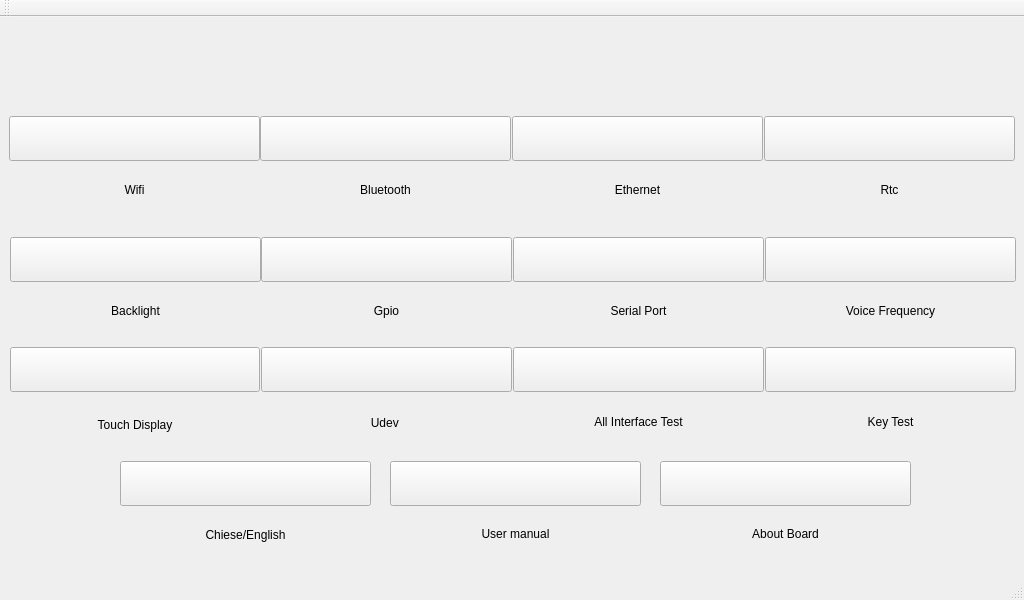
This is qt/t507/mainwindow.ui in jizizihe/baijie_demo as Qt 5 draws it before an edit. The edited form follows.
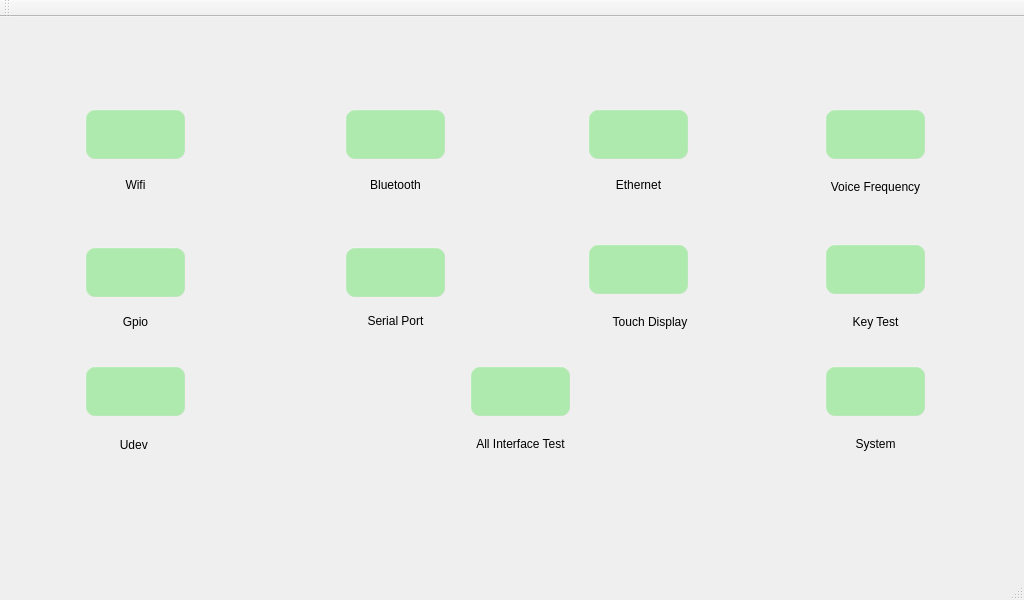
This is the edited form. Icons and pictures are not drawn.

What changed in the file:
```diff
--- a/qt/t507/mainwindow.ui
+++ b/qt/t507/mainwindow.ui
@@ -13,43 +13,56 @@
   <property name="windowTitle">
    <string>MainWindow</string>
   </property>
+  <property name="styleSheet">
+   <string notr="true">/****************按钮部件*******************/
+QPushButton{
+     background-color: rgba(100, 225, 100, 120);/*背景色*/
+     border-style: outset; /*边框样式*/
+     border-width:  2px;  /*边框宽度为4像素*/
+     border-radius: 10px; /*边框圆角半径*/
+     border-color: rgba(255, 225, 255, 30);/*边框颜色*/
+     font: bold 14px;/*字体*/
+     color:rgba(0, 0, 0, 100);/*字体颜色*/
+     padding: 6px; /*填衬*/
+	outline: none; /*去掉按钮的虚线框*/
+}
+
+QPushButton:hover{ /*鼠标悬停在按钮上时*/
+        background-color:rgba(100,255,100, 100);
+        border-color: rgba(255, 225, 255, 200);
+        color:rgba(0, 0, 0, 200);
+}
+
+QPushButton:pressed { /*按钮被按下时*/
+     background-color:rgba(100,255,100, 200);
+     border-color: rgba(255, 225, 255, 30);
+     border-style: inset;
+     color:rgba(0, 0, 0, 100);
+}
+
+/****************滑块部件*******************/
+
+
+QSlider::handle:horizontal { /*水平滑块的手柄*/
+        image: url(:/image/sliderHandle.png);
+ }
+
+QSlider::sub-page:horizontal { /*水平滑块手柄以前的部分*/
+        border-image: url(:/image/slider.png);/*边框图片*/
+ }</string>
+  </property>
   <widget class="QWidget" name="centralWidget">
-   <widget class="QLabel" name="label_34">
-    <property name="geometry">
-     <rect>
-      <x>10</x>
-      <y>390</y>
-      <width>250</width>
-      <height>35</height>
-     </rect>
-    </property>
-    <property name="minimumSize">
-     <size>
-      <width>125</width>
-      <height>20</height>
-     </size>
-    </property>
-    <property name="text">
-     <string>Touch Display</string>
-    </property>
-    <property name="alignment">
-     <set>Qt::AlignCenter</set>
-    </property>
-   </widget>
    <widget class="QPushButton" name="touchca">
     <property name="geometry">
      <rect>
-      <x>10</x>
-      <y>330</y>
-      <width>250</width>
-      <height>45</height>
+      <x>588</x>
+      <y>227</y>
+      <width>101</width>
+      <height>51</height>
      </rect>
     </property>
-    <property name="minimumSize">
-     <size>
-      <width>125</width>
-      <height>20</height>
-     </size>
+    <property name="styleSheet">
+     <string notr="true"/>
     </property>
     <property name="text">
      <string/>
@@ -65,13 +78,201 @@
      </size>
     </property>
    </widget>
+   <widget class="QLabel" name="label_34">
+    <property name="geometry">
+     <rect>
+      <x>525</x>
+      <y>287</y>
+      <width>250</width>
+      <height>35</height>
+     </rect>
+    </property>
+    <property name="minimumSize">
+     <size>
+      <width>125</width>
+      <height>20</height>
+     </size>
+    </property>
+    <property name="text">
+     <string>Touch Display</string>
+    </property>
+    <property name="alignment">
+     <set>Qt::AlignCenter</set>
+    </property>
+   </widget>
+   <widget class="QPushButton" name="keytest">
+    <property name="geometry">
+     <rect>
+      <x>825</x>
+      <y>227</y>
+      <width>101</width>
+      <height>51</height>
+     </rect>
+    </property>
+    <property name="styleSheet">
+     <string notr="true"/>
+    </property>
+    <property name="text">
+     <string/>
+    </property>
+    <property name="icon">
+     <iconset resource="translation.qrc">
+      <normaloff>:/t507_button_image/key.png</normaloff>:/t507_button_image/key.png</iconset>
+    </property>
+    <property name="iconSize">
+     <size>
+      <width>32</width>
+      <height>32</height>
+     </size>
+    </property>
+   </widget>
+   <widget class="QLabel" name="label_32">
+    <property name="geometry">
+     <rect>
+      <x>270</x>
+      <y>286</y>
+      <width>251</width>
+      <height>35</height>
+     </rect>
+    </property>
+    <property name="minimumSize">
+     <size>
+      <width>0</width>
+      <height>0</height>
+     </size>
+    </property>
+    <property name="text">
+     <string>Serial Port</string>
+    </property>
+    <property name="alignment">
+     <set>Qt::AlignCenter</set>
+    </property>
+   </widget>
+   <widget class="QLabel" name="label_40">
+    <property name="geometry">
+     <rect>
+      <x>750</x>
+      <y>287</y>
+      <width>251</width>
+      <height>35</height>
+     </rect>
+    </property>
+    <property name="minimumSize">
+     <size>
+      <width>0</width>
+      <height>0</height>
+     </size>
+    </property>
+    <property name="text">
+     <string>Key Test</string>
+    </property>
+    <property name="alignment">
+     <set>Qt::AlignCenter</set>
+    </property>
+   </widget>
+   <widget class="QPushButton" name="bluetooth">
+    <property name="geometry">
+     <rect>
+      <x>345</x>
+      <y>92</y>
+      <width>101</width>
+      <height>51</height>
+     </rect>
+    </property>
+    <property name="styleSheet">
+     <string notr="true"/>
+    </property>
+    <property name="text">
+     <string/>
+    </property>
+    <property name="icon">
+     <iconset resource="translation.qrc">
+      <normaloff>:/t507_button_image/bluetooth.png</normaloff>:/t507_button_image/bluetooth.png</iconset>
+    </property>
+    <property name="iconSize">
+     <size>
+      <width>32</width>
+      <height>32</height>
+     </size>
+    </property>
+   </widget>
+   <widget class="QPushButton" name="udev">
+    <property name="geometry">
+     <rect>
+      <x>85</x>
+      <y>349</y>
+      <width>101</width>
+      <height>51</height>
+     </rect>
+    </property>
+    <property name="styleSheet">
+     <string notr="true"/>
+    </property>
+    <property name="text">
+     <string/>
+    </property>
+    <property name="icon">
+     <iconset resource="translation.qrc">
+      <normaloff>:/t507_button_image/USB.png</normaloff>:/t507_button_image/USB.png</iconset>
+    </property>
+    <property name="iconSize">
+     <size>
+      <width>40</width>
+      <height>40</height>
+     </size>
+    </property>
+   </widget>
+   <widget class="QLabel" name="label_41">
+    <property name="geometry">
+     <rect>
+      <x>750</x>
+      <y>409</y>
+      <width>251</width>
+      <height>35</height>
+     </rect>
+    </property>
+    <property name="minimumSize">
+     <size>
+      <width>0</width>
+      <height>0</height>
+     </size>
+    </property>
+    <property name="text">
+     <string>System</string>
+    </property>
+    <property name="alignment">
+     <set>Qt::AlignCenter</set>
+    </property>
+   </widget>
+   <widget class="QLabel" name="label_31">
+    <property name="geometry">
+     <rect>
+      <x>10</x>
+      <y>287</y>
+      <width>251</width>
+      <height>35</height>
+     </rect>
+    </property>
+    <property name="minimumSize">
+     <size>
+      <width>0</width>
+      <height>0</height>
+     </size>
+    </property>
+    <property name="text">
+     <string>Gpio</string>
+    </property>
+    <property name="alignment">
+     <set>Qt::AlignCenter</set>
+    </property>
+   </widget>
    <widget class="QLabel" name="label">
     <property name="geometry">
      <rect>
-      <x>290</x>
-      <y>10</y>
-      <width>441</width>
-      <height>71</height>
+      <x>380</x>
+      <y>12</y>
+      <width>271</width>
+      <height>61</height>
      </rect>
     </property>
     <property name="font">
@@ -85,275 +286,8 @@
     <property name="text">
      <string/>
     </property>
-    <property name="alignment">
-     <set>Qt::AlignCenter</set>
-    </property>
-   </widget>
-   <widget class="QPushButton" name="pushButton">
-    <property name="geometry">
-     <rect>
-      <x>120</x>
-      <y>444</y>
-      <width>251</width>
-      <height>45</height>
-     </rect>
-    </property>
-    <property name="text">
-     <string/>
-    </property>
-    <property name="icon">
-     <iconset resource="translation.qrc">
-      <normaloff>:/t507_button_image/cn.png</normaloff>:/t507_button_image/cn.png</iconset>
-    </property>
-    <property name="iconSize">
-     <size>
-      <width>32</width>
-      <height>32</height>
-     </size>
-    </property>
-   </widget>
-   <widget class="QLabel" name="label_2">
-    <property name="geometry">
-     <rect>
-      <x>120</x>
-      <y>500</y>
-      <width>251</width>
-      <height>35</height>
-     </rect>
-    </property>
-    <property name="text">
-     <string>Chiese/English</string>
-    </property>
-    <property name="alignment">
-     <set>Qt::AlignCenter</set>
-    </property>
-   </widget>
-   <widget class="QPushButton" name="wifi">
-    <property name="geometry">
-     <rect>
-      <x>9</x>
-      <y>99</y>
-      <width>251</width>
-      <height>45</height>
-     </rect>
-    </property>
-    <property name="text">
-     <string/>
-    </property>
-    <property name="icon">
-     <iconset resource="translation.qrc">
-      <normaloff>:/t507_button_image/wifi.png</normaloff>:/t507_button_image/wifi.png</iconset>
-    </property>
-    <property name="iconSize">
-     <size>
-      <width>32</width>
-      <height>32</height>
-     </size>
-    </property>
-   </widget>
-   <widget class="QLabel" name="label_35">
-    <property name="geometry">
-     <rect>
-      <x>9</x>
-      <y>155</y>
-      <width>251</width>
-      <height>35</height>
-     </rect>
-    </property>
-    <property name="minimumSize">
-     <size>
-      <width>0</width>
-      <height>0</height>
-     </size>
-    </property>
-    <property name="text">
-     <string>Wifi</string>
-    </property>
-    <property name="alignment">
-     <set>Qt::AlignCenter</set>
-    </property>
-   </widget>
-   <widget class="QPushButton" name="bluetooth">
-    <property name="geometry">
-     <rect>
-      <x>260</x>
-      <y>99</y>
-      <width>251</width>
-      <height>45</height>
-     </rect>
-    </property>
-    <property name="text">
-     <string/>
-    </property>
-    <property name="icon">
-     <iconset resource="translation.qrc">
-      <normaloff>:/t507_button_image/bluetooth.png</normaloff>:/t507_button_image/bluetooth.png</iconset>
-    </property>
-    <property name="iconSize">
-     <size>
-      <width>32</width>
-      <height>32</height>
-     </size>
-    </property>
-   </widget>
-   <widget class="QLabel" name="label_36">
-    <property name="geometry">
-     <rect>
-      <x>260</x>
-      <y>155</y>
-      <width>251</width>
-      <height>35</height>
-     </rect>
-    </property>
-    <property name="minimumSize">
-     <size>
-      <width>0</width>
-      <height>0</height>
-     </size>
-    </property>
-    <property name="text">
-     <string>Bluetooth</string>
-    </property>
-    <property name="alignment">
-     <set>Qt::AlignCenter</set>
-    </property>
-   </widget>
-   <widget class="QPushButton" name="ethernet">
-    <property name="geometry">
-     <rect>
-      <x>512</x>
-      <y>99</y>
-      <width>251</width>
-      <height>45</height>
-     </rect>
-    </property>
-    <property name="minimumSize">
-     <size>
-      <width>125</width>
-      <height>20</height>
-     </size>
-    </property>
-    <property name="text">
-     <string/>
-    </property>
-    <property name="icon">
-     <iconset resource="translation.qrc">
-      <normaloff>:/t507_button_image/ethernet.png</normaloff>:/t507_button_image/ethernet.png</iconset>
-    </property>
-    <property name="iconSize">
-     <size>
-      <width>32</width>
-      <height>32</height>
-     </size>
-    </property>
-   </widget>
-   <widget class="QLabel" name="label_37">
-    <property name="geometry">
-     <rect>
-      <x>512</x>
-      <y>155</y>
-      <width>251</width>
-      <height>35</height>
-     </rect>
-    </property>
-    <property name="minimumSize">
-     <size>
-      <width>0</width>
-      <height>0</height>
-     </size>
-    </property>
-    <property name="text">
-     <string>Ethernet</string>
-    </property>
-    <property name="alignment">
-     <set>Qt::AlignCenter</set>
-    </property>
-   </widget>
-   <widget class="QLabel" name="label_29">
-    <property name="geometry">
-     <rect>
-      <x>764</x>
-      <y>155</y>
-      <width>251</width>
-      <height>35</height>
-     </rect>
-    </property>
-    <property name="minimumSize">
-     <size>
-      <width>0</width>
-      <height>0</height>
-     </size>
-    </property>
-    <property name="text">
-     <string>Rtc</string>
-    </property>
-    <property name="alignment">
-     <set>Qt::AlignCenter</set>
-    </property>
-   </widget>
-   <widget class="QPushButton" name="rtc">
-    <property name="geometry">
-     <rect>
-      <x>764</x>
-      <y>99</y>
-      <width>251</width>
-      <height>45</height>
-     </rect>
-    </property>
-    <property name="text">
-     <string/>
-    </property>
-    <property name="icon">
-     <iconset resource="translation.qrc">
-      <normaloff>:/t507_button_image/rtc .png</normaloff>:/t507_button_image/rtc .png</iconset>
-    </property>
-    <property name="iconSize">
-     <size>
-      <width>32</width>
-      <height>32</height>
-     </size>
-    </property>
-   </widget>
-   <widget class="QPushButton" name="backlight">
-    <property name="geometry">
-     <rect>
-      <x>10</x>
-      <y>220</y>
-      <width>251</width>
-      <height>45</height>
-     </rect>
-    </property>
-    <property name="text">
-     <string/>
-    </property>
-    <property name="icon">
-     <iconset resource="translation.qrc">
-      <normaloff>:/t507_button_image/backlight.png</normaloff>:/t507_button_image/backlight.png</iconset>
-    </property>
-    <property name="iconSize">
-     <size>
-      <width>32</width>
-      <height>32</height>
-     </size>
-    </property>
-   </widget>
-   <widget class="QLabel" name="label_30">
-    <property name="geometry">
-     <rect>
-      <x>10</x>
-      <y>276</y>
-      <width>251</width>
-      <height>35</height>
-     </rect>
-    </property>
-    <property name="minimumSize">
-     <size>
-      <width>0</width>
-      <height>0</height>
-     </size>
-    </property>
-    <property name="text">
-     <string>Backlight</string>
+    <property name="scaledContents">
+     <bool>true</bool>
     </property>
     <property name="alignment">
      <set>Qt::AlignCenter</set>
@@ -362,12 +296,15 @@
    <widget class="QPushButton" name="gpio">
     <property name="geometry">
      <rect>
-      <x>261</x>
-      <y>220</y>
-      <width>251</width>
-      <height>45</height>
+      <x>85</x>
+      <y>230</y>
+      <width>101</width>
+      <height>51</height>
      </rect>
     </property>
+    <property name="styleSheet">
+     <string notr="true"/>
+    </property>
     <property name="text">
      <string/>
     </property>
@@ -382,11 +319,11 @@
      </size>
     </property>
    </widget>
-   <widget class="QLabel" name="label_31">
+   <widget class="QLabel" name="label_39">
     <property name="geometry">
      <rect>
-      <x>261</x>
-      <y>276</y>
+      <x>395</x>
+      <y>409</y>
       <width>251</width>
       <height>35</height>
      </rect>
@@ -398,85 +335,17 @@
      </size>
     </property>
     <property name="text">
-     <string>Gpio</string>
+     <string>All Interface Test</string>
     </property>
     <property name="alignment">
      <set>Qt::AlignCenter</set>
     </property>
    </widget>
-   <widget class="QPushButton" name="serialport">
-    <property name="geometry">
-     <rect>
-      <x>513</x>
-      <y>220</y>
-      <width>251</width>
-      <height>45</height>
-     </rect>
-    </property>
-    <property name="text">
-     <string/>
-    </property>
-    <property name="icon">
-     <iconset resource="translation.qrc">
-      <normaloff>:/t507_button_image/serial.png</normaloff>:/t507_button_image/serial.png</iconset>
-    </property>
-    <property name="iconSize">
-     <size>
-      <width>32</width>
-      <height>32</height>
-     </size>
-    </property>
-   </widget>
-   <widget class="QLabel" name="label_32">
-    <property name="geometry">
-     <rect>
-      <x>513</x>
-      <y>276</y>
-      <width>251</width>
-      <height>35</height>
-     </rect>
-    </property>
-    <property name="minimumSize">
-     <size>
-      <width>0</width>
-      <height>0</height>
-     </size>
-    </property>
-    <property name="text">
-     <string>Serial Port</string>
-    </property>
-    <property name="alignment">
-     <set>Qt::AlignCenter</set>
-    </property>
-   </widget>
-   <widget class="QPushButton" name="vf">
-    <property name="geometry">
-     <rect>
-      <x>765</x>
-      <y>220</y>
-      <width>251</width>
-      <height>45</height>
-     </rect>
-    </property>
-    <property name="text">
-     <string/>
-    </property>
-    <property name="icon">
-     <iconset resource="translation.qrc">
-      <normaloff>:/t507_button_image/voice.png</normaloff>:/t507_button_image/voice.png</iconset>
-    </property>
-    <property name="iconSize">
-     <size>
-      <width>32</width>
-      <height>32</height>
-     </size>
-    </property>
-   </widget>
    <widget class="QLabel" name="label_33">
     <property name="geometry">
      <rect>
-      <x>765</x>
-      <y>276</y>
+      <x>750</x>
+      <y>152</y>
       <width>251</width>
       <height>35</height>
      </rect>
@@ -494,60 +363,18 @@
      <set>Qt::AlignCenter</set>
     </property>
    </widget>
-   <widget class="QLabel" name="label_40">
-    <property name="geometry">
-     <rect>
-      <x>765</x>
-      <y>387</y>
-      <width>251</width>
-      <height>35</height>
-     </rect>
-    </property>
-    <property name="minimumSize">
-     <size>
-      <width>0</width>
-      <height>0</height>
-     </size>
-    </property>
-    <property name="text">
-     <string>Key Test</string>
-    </property>
-    <property name="alignment">
-     <set>Qt::AlignCenter</set>
-    </property>
-   </widget>
-   <widget class="QPushButton" name="keytest">
-    <property name="geometry">
-     <rect>
-      <x>765</x>
-      <y>330</y>
-      <width>251</width>
-      <height>45</height>
-     </rect>
-    </property>
-    <property name="text">
-     <string/>
-    </property>
-    <property name="icon">
-     <iconset resource="translation.qrc">
-      <normaloff>:/t507_button_image/key.png</normaloff>:/t507_button_image/key.png</iconset>
-    </property>
-    <property name="iconSize">
-     <size>
-      <width>32</width>
-      <height>32</height>
-     </size>
-    </property>
-   </widget>
    <widget class="QPushButton" name="alltest">
     <property name="geometry">
      <rect>
-      <x>513</x>
-      <y>330</y>
-      <width>251</width>
-      <height>45</height>
+      <x>470</x>
+      <y>349</y>
+      <width>101</width>
+      <height>51</height>
      </rect>
     </property>
+    <property name="styleSheet">
+     <string notr="true"/>
+    </property>
     <property name="text">
      <string/>
     </property>
@@ -562,11 +389,85 @@
      </size>
     </property>
    </widget>
-   <widget class="QLabel" name="label_39">
+   <widget class="QLabel" name="label_36">
+    <property name="geometry">
+     <rect>
+      <x>270</x>
+      <y>150</y>
+      <width>251</width>
+      <height>35</height>
+     </rect>
+    </property>
+    <property name="minimumSize">
+     <size>
+      <width>0</width>
+      <height>0</height>
+     </size>
+    </property>
+    <property name="text">
+     <string>Bluetooth</string>
+    </property>
+    <property name="alignment">
+     <set>Qt::AlignCenter</set>
+    </property>
+   </widget>
+   <widget class="QPushButton" name="system">
+    <property name="geometry">
+     <rect>
+      <x>825</x>
+      <y>349</y>
+      <width>101</width>
+      <height>51</height>
+     </rect>
+    </property>
+    <property name="styleSheet">
+     <string notr="true"/>
+    </property>
+    <property name="text">
+     <string/>
+    </property>
+    <property name="icon">
+     <iconset resource="translation.qrc">
+      <normaloff>:/t507_button_image/system.png</normaloff>:/t507_button_image/system.png</iconset>
+    </property>
+    <property name="iconSize">
+     <size>
+      <width>32</width>
+      <height>32</height>
+     </size>
+    </property>
+   </widget>
+   <widget class="QPushButton" name="wifi">
+    <property name="geometry">
+     <rect>
+      <x>85</x>
+      <y>92</y>
+      <width>101</width>
+      <height>51</height>
+     </rect>
+    </property>
+    <property name="styleSheet">
+     <string notr="true"/>
+    </property>
+    <property name="text">
+     <string/>
+    </property>
+    <property name="icon">
+     <iconset resource="translation.qrc">
+      <normaloff>:/t507_button_image/wifi.png</normaloff>:/t507_button_image/wifi.png</iconset>
+    </property>
+    <property name="iconSize">
+     <size>
+      <width>32</width>
+      <height>32</height>
+     </size>
+    </property>
+   </widget>
+   <widget class="QLabel" name="label_37">
     <property name="geometry">
      <rect>
       <x>513</x>
-      <y>387</y>
+      <y>150</y>
       <width>251</width>
       <height>35</height>
      </rect>
@@ -578,40 +479,17 @@
      </size>
     </property>
     <property name="text">
-     <string>All Interface Test</string>
+     <string>Ethernet</string>
     </property>
     <property name="alignment">
      <set>Qt::AlignCenter</set>
     </property>
    </widget>
-   <widget class="QPushButton" name="udev">
-    <property name="geometry">
-     <rect>
-      <x>261</x>
-      <y>330</y>
-      <width>251</width>
-      <height>45</height>
-     </rect>
-    </property>
-    <property name="text">
-     <string/>
-    </property>
-    <property name="icon">
-     <iconset resource="translation.qrc">
-      <normaloff>:/t507_button_image/USB.png</normaloff>:/t507_button_image/USB.png</iconset>
-    </property>
-    <property name="iconSize">
-     <size>
-      <width>40</width>
-      <height>40</height>
-     </size>
-    </property>
-   </widget>
    <widget class="QLabel" name="label_38">
     <property name="geometry">
      <rect>
-      <x>261</x>
-      <y>388</y>
+      <x>10</x>
+      <y>410</y>
       <width>251</width>
       <height>35</height>
      </rect>
@@ -629,46 +507,52 @@
      <set>Qt::AlignCenter</set>
     </property>
    </widget>
-   <widget class="QLabel" name="label_key_8">
+   <widget class="QPushButton" name="ethernet">
     <property name="geometry">
      <rect>
-      <x>390</x>
-      <y>500</y>
-      <width>251</width>
-      <height>35</height>
+      <x>588</x>
+      <y>92</y>
+      <width>101</width>
+      <height>51</height>
      </rect>
     </property>
-    <property name="minimumSize">
-     <size>
-      <width>0</width>
-      <height>0</height>
-     </size>
+    <property name="styleSheet">
+     <string notr="true">
+
+</string>
     </property>
     <property name="text">
-     <string>&lt;html&gt;&lt;head/&gt;&lt;body&gt;&lt;p&gt;User manual&lt;/p&gt;&lt;/body&gt;&lt;/html&gt;</string>
+     <string/>
     </property>
-    <property name="alignment">
-     <set>Qt::AlignCenter</set>
+    <property name="icon">
+     <iconset resource="translation.qrc">
+      <normaloff>:/t507_button_image/ethernet.png</normaloff>:/t507_button_image/ethernet.png</iconset>
     </property>
-   </widget>
-   <widget class="QPushButton" name="auto_4">
-    <property name="enabled">
-     <bool>true</bool>
+    <property name="iconSize">
+     <size>
+      <width>32</width>
+      <height>32</height>
+     </size>
     </property>
+   </widget>
+   <widget class="QPushButton" name="vf">
     <property name="geometry">
      <rect>
-      <x>390</x>
-      <y>444</y>
-      <width>251</width>
-      <height>45</height>
+      <x>825</x>
+      <y>92</y>
+      <width>101</width>
+      <height>51</height>
      </rect>
     </property>
+    <property name="styleSheet">
+     <string notr="true"/>
+    </property>
     <property name="text">
      <string/>
     </property>
     <property name="icon">
      <iconset resource="translation.qrc">
-      <normaloff>:/t507_button_image/user_manual.png</normaloff>:/t507_button_image/user_manual.png</iconset>
+      <normaloff>:/t507_button_image/voice.png</normaloff>:/t507_button_image/voice.png</iconset>
     </property>
     <property name="iconSize">
      <size>
@@ -677,24 +561,24 @@
      </size>
     </property>
    </widget>
-   <widget class="QPushButton" name="auto_2">
-    <property name="enabled">
-     <bool>true</bool>
-    </property>
+   <widget class="QPushButton" name="serialport">
     <property name="geometry">
      <rect>
-      <x>660</x>
-      <y>444</y>
-      <width>251</width>
-      <height>45</height>
+      <x>345</x>
+      <y>230</y>
+      <width>101</width>
+      <height>51</height>
      </rect>
     </property>
+    <property name="styleSheet">
+     <string notr="true"/>
+    </property>
     <property name="text">
      <string/>
     </property>
     <property name="icon">
      <iconset resource="translation.qrc">
-      <normaloff>:/t507_button_image/about.png</normaloff>:/t507_button_image/about.png</iconset>
+      <normaloff>:/t507_button_image/serial.png</normaloff>:/t507_button_image/serial.png</iconset>
     </property>
     <property name="iconSize">
      <size>
@@ -703,11 +587,11 @@
      </size>
     </property>
    </widget>
-   <widget class="QLabel" name="label_key_6">
+   <widget class="QLabel" name="label_35">
     <property name="geometry">
      <rect>
-      <x>660</x>
-      <y>500</y>
+      <x>10</x>
+      <y>150</y>
       <width>251</width>
       <height>35</height>
      </rect>
@@ -719,7 +603,7 @@
      </size>
     </property>
     <property name="text">
-     <string>&lt;html&gt;&lt;head/&gt;&lt;body&gt;&lt;p&gt;About Board&lt;/p&gt;&lt;/body&gt;&lt;/html&gt;</string>
+     <string>Wifi</string>
     </property>
     <property name="alignment">
      <set>Qt::AlignCenter</set>
```
